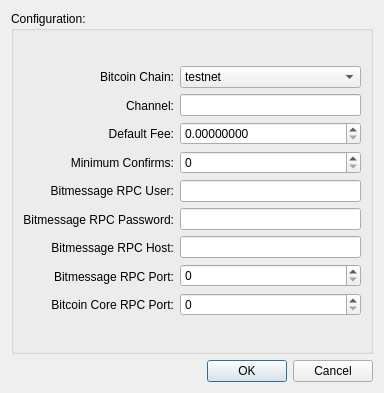
metamarcdw/metamarket, file qtui/config_dialog.ui: the form before one commit.
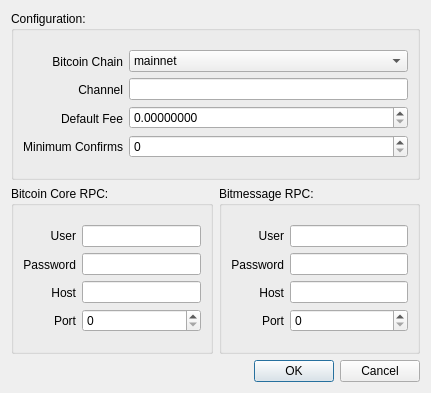
The form after the commit.

Commit message: Recreate ConfigDlg in Designer, add options for btc url

```diff
--- a/qtui/config_dialog.ui
+++ b/qtui/config_dialog.ui
@@ -6,7 +6,7 @@
    <rect>
     <x>0</x>
     <y>0</y>
-    <width>384</width>
+    <width>431</width>
     <height>393</height>
    </rect>
   </property>
@@ -15,21 +15,21 @@
   </property>
   <layout class="QGridLayout" name="gridLayout">
    <item row="0" column="0">
-    <layout class="QVBoxLayout" name="verticalLayout_4">
+    <layout class="QVBoxLayout" name="verticalLayout_7">
      <item>
-      <widget class="QGroupBox" name="groupBox">
+      <widget class="QGroupBox" name="groupBox_3">
        <property name="title">
         <string>Configuration:</string>
        </property>
-       <layout class="QGridLayout" name="gridLayout_2">
+       <layout class="QGridLayout" name="gridLayout_4">
         <item row="0" column="0">
-         <layout class="QHBoxLayout" name="horizontalLayout_2">
+         <layout class="QHBoxLayout" name="horizontalLayout_3">
           <item>
-           <layout class="QVBoxLayout" name="verticalLayout">
+           <layout class="QVBoxLayout" name="verticalLayout_6">
             <item>
-             <widget class="QLabel" name="chainLabel">
+             <widget class="QLabel" name="label_9">
               <property name="text">
-               <string>Bitcoin Chain:</string>
+               <string>Bitcoin Chain</string>
               </property>
               <property name="alignment">
                <set>Qt::AlignRight|Qt::AlignTrailing|Qt::AlignVCenter</set>
@@ -40,9 +40,9 @@
              </widget>
             </item>
             <item>
-             <widget class="QLabel" name="channameLabel">
+             <widget class="QLabel" name="label_10">
               <property name="text">
-               <string>Channel:</string>
+               <string>Channel</string>
               </property>
               <property name="alignment">
                <set>Qt::AlignRight|Qt::AlignTrailing|Qt::AlignVCenter</set>
@@ -53,9 +53,9 @@
              </widget>
             </item>
             <item>
-             <widget class="QLabel" name="feeLabel">
+             <widget class="QLabel" name="label_11">
               <property name="text">
-               <string>Default Fee:</string>
+               <string>Default Fee</string>
               </property>
               <property name="alignment">
                <set>Qt::AlignRight|Qt::AlignTrailing|Qt::AlignVCenter</set>
@@ -66,9 +66,9 @@
              </widget>
             </item>
             <item>
-             <widget class="QLabel" name="minconfLabel">
+             <widget class="QLabel" name="label_12">
               <property name="text">
-               <string>Minimum Confirms:</string>
+               <string>Minimum Confirms</string>
               </property>
               <property name="alignment">
                <set>Qt::AlignRight|Qt::AlignTrailing|Qt::AlignVCenter</set>
@@ -78,82 +78,12 @@
               </property>
              </widget>
             </item>
-            <item>
-             <widget class="QLabel" name="bmuserLabel">
-              <property name="text">
-               <string>Bitmessage RPC User:</string>
-              </property>
-              <property name="alignment">
-               <set>Qt::AlignRight|Qt::AlignTrailing|Qt::AlignVCenter</set>
-              </property>
-              <property name="buddy">
-               <cstring>bmuserLineEdit</cstring>
-              </property>
-             </widget>
-            </item>
-            <item>
-             <widget class="QLabel" name="bmpswdLabel">
-              <property name="text">
-               <string>Bitmessage RPC Password:</string>
-              </property>
-              <property name="alignment">
-               <set>Qt::AlignRight|Qt::AlignTrailing|Qt::AlignVCenter</set>
-              </property>
-              <property name="buddy">
-               <cstring>bmpswdLineEdit</cstring>
-              </property>
-             </widget>
-            </item>
-            <item>
-             <widget class="QLabel" name="bmhostLabel">
-              <property name="text">
-               <string>Bitmessage RPC Host:</string>
-              </property>
-              <property name="alignment">
-               <set>Qt::AlignRight|Qt::AlignTrailing|Qt::AlignVCenter</set>
-              </property>
-              <property name="buddy">
-               <cstring>bmhostLineEdit</cstring>
-              </property>
-             </widget>
-            </item>
-            <item>
-             <widget class="QLabel" name="bmportLabel">
-              <property name="text">
-               <string>Bitmessage RPC Port:</string>
-              </property>
-              <property name="alignment">
-               <set>Qt::AlignRight|Qt::AlignTrailing|Qt::AlignVCenter</set>
-              </property>
-              <property name="buddy">
-               <cstring>bmportSpinBox</cstring>
-              </property>
-             </widget>
-            </item>
-            <item>
-             <widget class="QLabel" name="btcportLabel">
-              <property name="text">
-               <string>Bitcoin Core RPC Port:</string>
-              </property>
-              <property name="alignment">
-               <set>Qt::AlignRight|Qt::AlignTrailing|Qt::AlignVCenter</set>
-              </property>
-              <property name="buddy">
-               <cstring>btcportSpinBox</cstring>
-              </property>
-             </widget>
-            </item>
            </layout>
           </item>
           <item>
-           <layout class="QVBoxLayout" name="verticalLayout_2">
+           <layout class="QVBoxLayout" name="verticalLayout_5">
             <item>
              <widget class="QComboBox" name="chainComboBox">
-              <item>
-               <property name="text">
-                <string>testnet</string>
-               </property>
-              </item>
               <item>
                <property name="text">
                 <string>mainnet</string>
@@ -177,29 +107,6 @@
             <item>
              <widget class="QSpinBox" name="minconfSpinBox"/>
             </item>
-            <item>
-             <widget class="QLineEdit" name="bmuserLineEdit"/>
-            </item>
-            <item>
-             <widget class="QLineEdit" name="bmpswdLineEdit"/>
-            </item>
-            <item>
-             <widget class="QLineEdit" name="bmhostLineEdit"/>
-            </item>
-            <item>
-             <widget class="QSpinBox" name="bmportSpinBox">
-              <property name="maximum">
-               <number>99999</number>
-              </property>
-             </widget>
-            </item>
-            <item>
-             <widget class="QSpinBox" name="btcportSpinBox">
-              <property name="maximum">
-               <number>99999</number>
-              </property>
-             </widget>
-            </item>
            </layout>
           </item>
          </layout>
@@ -208,17 +115,199 @@
       </widget>
      </item>
      <item>
-      <widget class="QDialogButtonBox" name="buttonBox">
-       <property name="orientation">
-        <enum>Qt::Horizontal</enum>
-       </property>
-       <property name="standardButtons">
-        <set>QDialogButtonBox::Cancel|QDialogButtonBox::Ok</set>
-       </property>
-      </widget>
+      <layout class="QHBoxLayout" name="horizontalLayout_4">
+       <item>
+        <widget class="QGroupBox" name="groupBox">
+         <property name="title">
+          <string>Bitcoin Core RPC:</string>
+         </property>
+         <layout class="QGridLayout" name="gridLayout_2">
+          <item row="0" column="0">
+           <layout class="QHBoxLayout" name="horizontalLayout">
+            <item>
+             <layout class="QVBoxLayout" name="verticalLayout">
+              <item>
+               <widget class="QLabel" name="label">
+                <property name="text">
+                 <string>User</string>
+                </property>
+                <property name="alignment">
+                 <set>Qt::AlignRight|Qt::AlignTrailing|Qt::AlignVCenter</set>
+                </property>
+                <property name="buddy">
+                 <cstring>btcuserLineEdit</cstring>
+                </property>
+               </widget>
+              </item>
+              <item>
+               <widget class="QLabel" name="label_2">
+                <property name="text">
+                 <string>Password</string>
+                </property>
+                <property name="alignment">
+                 <set>Qt::AlignRight|Qt::AlignTrailing|Qt::AlignVCenter</set>
+                </property>
+                <property name="buddy">
+                 <cstring>btcpswdLineEdit</cstring>
+                </property>
+               </widget>
+              </item>
+              <item>
+               <widget class="QLabel" name="label_3">
+                <property name="text">
+                 <string>Host</string>
+                </property>
+                <property name="alignment">
+                 <set>Qt::AlignRight|Qt::AlignTrailing|Qt::AlignVCenter</set>
+                </property>
+                <property name="buddy">
+                 <cstring>btchostLineEdit</cstring>
+                </property>
+               </widget>
+              </item>
+              <item>
+               <widget class="QLabel" name="label_4">
+                <property name="text">
+                 <string>Port</string>
+                </property>
+                <property name="alignment">
+                 <set>Qt::AlignRight|Qt::AlignTrailing|Qt::AlignVCenter</set>
+                </property>
+                <property name="buddy">
+                 <cstring>btcportSpinBox</cstring>
+                </property>
+               </widget>
+              </item>
+             </layout>
+            </item>
+            <item>
+             <layout class="QVBoxLayout" name="verticalLayout_2">
+              <item>
+               <widget class="QLineEdit" name="btcuserLineEdit"/>
+              </item>
+              <item>
+               <widget class="QLineEdit" name="btcpswdLineEdit"/>
+              </item>
+              <item>
+               <widget class="QLineEdit" name="btchostLineEdit"/>
+              </item>
+              <item>
+               <widget class="QSpinBox" name="btcportSpinBox">
+                <property name="maximum">
+                 <number>99999</number>
+                </property>
+               </widget>
+              </item>
+             </layout>
+            </item>
+           </layout>
+          </item>
+         </layout>
+        </widget>
+       </item>
+       <item>
+        <widget class="QGroupBox" name="groupBox_2">
+         <property name="title">
+          <string>Bitmessage RPC:</string>
+         </property>
+         <layout class="QGridLayout" name="gridLayout_3">
+          <item row="0" column="0">
+           <layout class="QHBoxLayout" name="horizontalLayout_2">
+            <item>
+             <layout class="QVBoxLayout" name="verticalLayout_3">
+              <item>
+               <widget class="QLabel" name="label_5">
+                <property name="text">
+                 <string>User</string>
+                </property>
+                <property name="alignment">
+                 <set>Qt::AlignRight|Qt::AlignTrailing|Qt::AlignVCenter</set>
+                </property>
+                <property name="buddy">
+                 <cstring>bmuserLineEdit</cstring>
+                </property>
+               </widget>
+              </item>
+              <item>
+               <widget class="QLabel" name="label_6">
+                <property name="text">
+                 <string>Password</string>
+                </property>
+                <property name="alignment">
+                 <set>Qt::AlignRight|Qt::AlignTrailing|Qt::AlignVCenter</set>
+                </property>
+                <property name="buddy">
+                 <cstring>bmpswdLineEdit</cstring>
+                </property>
+               </widget>
+              </item>
+              <item>
+               <widget class="QLabel" name="label_7">
+                <property name="text">
+                 <string>Host</string>
+                </property>
+                <property name="alignment">
+                 <set>Qt::AlignRight|Qt::AlignTrailing|Qt::AlignVCenter</set>
+                </property>
+                <property name="buddy">
+                 <cstring>bmhostLineEdit</cstring>
+                </property>
+               </widget>
+              </item>
+              <item>
+               <widget class="QLabel" name="label_8">
+                <property name="text">
+                 <string>Port</string>
+                </property>
+                <property name="alignment">
+                 <set>Qt::AlignRight|Qt::AlignTrailing|Qt::AlignVCenter</set>
+                </property>
+                <property name="buddy">
+                 <cstring>bmportSpinBox</cstring>
+                </property>
+               </widget>
+              </item>
+             </layout>
+            </item>
+            <item>
+             <layout class="QVBoxLayout" name="verticalLayout_4">
+              <item>
+               <widget class="QLineEdit" name="bmuserLineEdit"/>
+              </item>
+              <item>
+               <widget class="QLineEdit" name="bmpswdLineEdit"/>
+              </item>
+              <item>
+               <widget class="QLineEdit" name="bmhostLineEdit"/>
+              </item>
+              <item>
+               <widget class="QSpinBox" name="bmportSpinBox">
+                <property name="maximum">
+                 <number>99999</number>
+                </property>
+               </widget>
+              </item>
+             </layout>
+            </item>
+           </layout>
+          </item>
+         </layout>
+        </widget>
+       </item>
+      </layout>
      </item>
     </layout>
    </item>
+   <item row="1" column="0">
+    <widget class="QDialogButtonBox" name="buttonBox">
+     <property name="orientation">
+      <enum>Qt::Horizontal</enum>
+     </property>
+     <property name="standardButtons">
+      <set>QDialogButtonBox::Cancel|QDialogButtonBox::Ok</set>
+     </property>
+    </widget>
+   </item>
   </layout>
  </widget>
  <tabstops>
```
Left out of the diff: 10 changed lines with no effect on the pictures. The commit also changes 1 other file.
